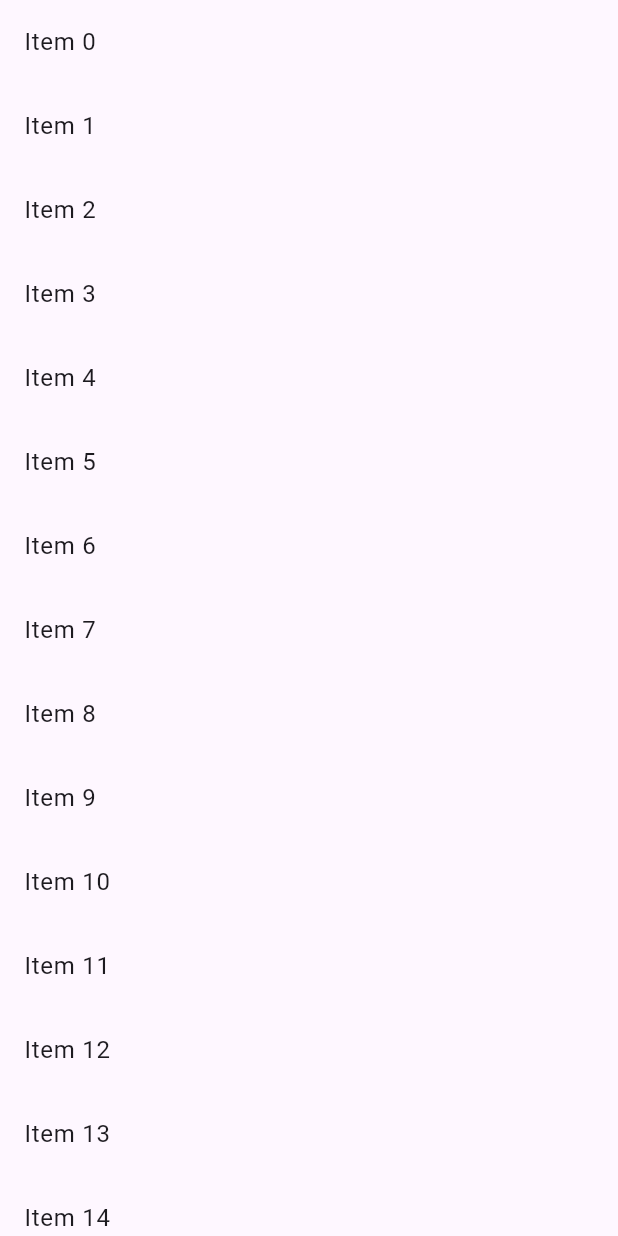
After one commit to EsinShadrach/flutter_playground, a Flutter app: the StickyHeaderExample screen opened directly, on a phone screen of 412 x 824 dp. The commit adds this screen. Run offline on Flutter 3.47's test engine with Material 3 defaults, Android fonts, the phone set to English and light mode, and no system bars; our stand-ins replace lucide_icons.

Commit message:
Added Sticky Header

```diff
--- a/lib/main.dart
+++ b/lib/main.dart
@@ -109,6 +109,7 @@ class HomePage extends StatelessWidget {
       body: SafeArea(
         child: ListView(
           children: [
+            Text(routes().keys.toString()),
             CupertinoListSection.insetGrouped(
               backgroundColor:
                   context.colorScheme.inverseSurface.withOpacity(0.02),
--- a/lib/routes.dart
+++ b/lib/routes.dart
@@ -6,6 +6,7 @@ import "package:flutter_playground/screens/examples/overlay_example/overlay_exam
 import "package:flutter_playground/screens/examples/scale_down_btn/scale_down_btn_example.dart";
 import "package:flutter_playground/screens/page_animation/page_animation.dart";
 import "package:flutter_playground/screens/stacks/stacked_cards.dart";
+import "package:flutter_playground/screens/sticky_header/sticky_header_screen.dart";
 import "package:flutter_playground/screens/top_snackbar/top_snackbar.dart";
 
 mixin AppRoutes {
@@ -17,6 +18,7 @@ mixin AppRoutes {
   static const String heroWidget = "/hero-widget";
   static const String topSnackbar = "/top-snackbar";
   static const String stack = "/stack";
+  static const String stickerHeader = "/sticky-header";
 }
 
 Map<String, WidgetBuilder> routes() => {
@@ -28,4 +30,5 @@ Map<String, WidgetBuilder> routes() => {
       AppRoutes.heroWidget: (context) => const HeroWidgetScreen(),
       AppRoutes.topSnackbar: (context) => const TopSnackbar(),
       AppRoutes.stack: (context) => const StackedCards(),
+      AppRoutes.stickerHeader: (context) => const StickyHeaderScreen(),
     };
--- /dev/null
+++ b/lib/screens/sticky_header/sticky_header_screen.dart
@@ -0,0 +1,99 @@
+import "package:flutter/material.dart";
+
+class StickyHeaderScreen extends StatelessWidget {
+  const StickyHeaderScreen({super.key});
+
+  @override
+  Widget build(BuildContext context) {
+    return const StickyHeaderExample();
+  }
+}
+
+class StickyHeaderExample extends StatelessWidget {
+  const StickyHeaderExample({super.key});
+
+  @override
+  Widget build(BuildContext context) {
+    return Scaffold(
+      body: CustomScrollView(
+        slivers: <Widget>[
+          SliverList(
+            delegate: SliverChildBuilderDelegate(
+              (BuildContext context, int index) {
+                return ListTile(
+                  title: Text("Item $index"),
+                );
+              },
+              childCount: 50, // Adjust this to change the number of list items
+            ),
+          ),
+          SliverPersistentHeader(
+            pinned: true,
+            floating: true,
+            delegate: _StickyHeaderDelegate(
+              minHeight: 60.0,
+              maxHeight: 60.0,
+              child: Container(
+                color: Colors.red,
+                padding: const EdgeInsets.symmetric(
+                  horizontal: 16.0,
+                  vertical: 30,
+                ),
+                child: const SafeArea(
+                  child: Center(
+                    child: Text(
+                      "Pinned Header",
+                      style: TextStyle(color: Colors.white),
+                    ),
+                  ),
+                ),
+              ),
+            ),
+          ),
+          // This is the scrollable content
+          SliverList(
+            delegate: SliverChildBuilderDelegate(
+              (BuildContext context, int index) {
+                return ListTile(
+                  title: Text("Item $index"),
+                );
+              },
+              childCount: 50, // Adjust this to change the number of list items
+            ),
+          ),
+        ],
+      ),
+    );
+  }
+}
+
+class _StickyHeaderDelegate extends SliverPersistentHeaderDelegate {
+  final double minHeight;
+  final double maxHeight;
+  final Widget child;
+
+  _StickyHeaderDelegate({
+    required this.minHeight,
+    required this.maxHeight,
+    required this.child,
+  });
+
+  @override
+  double get minExtent => minHeight;
+
+  @override
+  double get maxExtent => maxHeight;
+
+  @override
+  Widget build(
+      BuildContext context, double shrinkOffset, bool overlapsContent) {
+    return SizedBox.expand(child: child);
+  }
+
+  @override
+  bool shouldRebuild(_StickyHeaderDelegate oldDelegate) {
+    return maxHeight != oldDelegate.maxHeight ||
+        minHeight != oldDelegate.minHeight ||
+        child != oldDelegate.child;
+  }
+}
```
